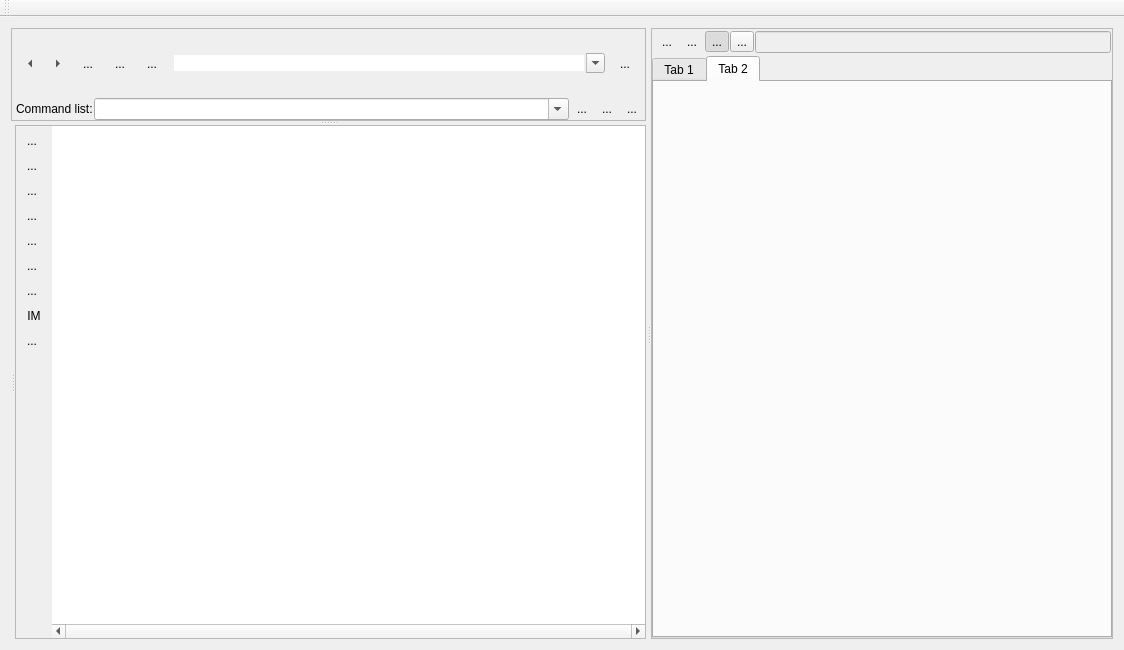
Qt form nutshellqt.ui (vjetten/NutShell) before a commit.
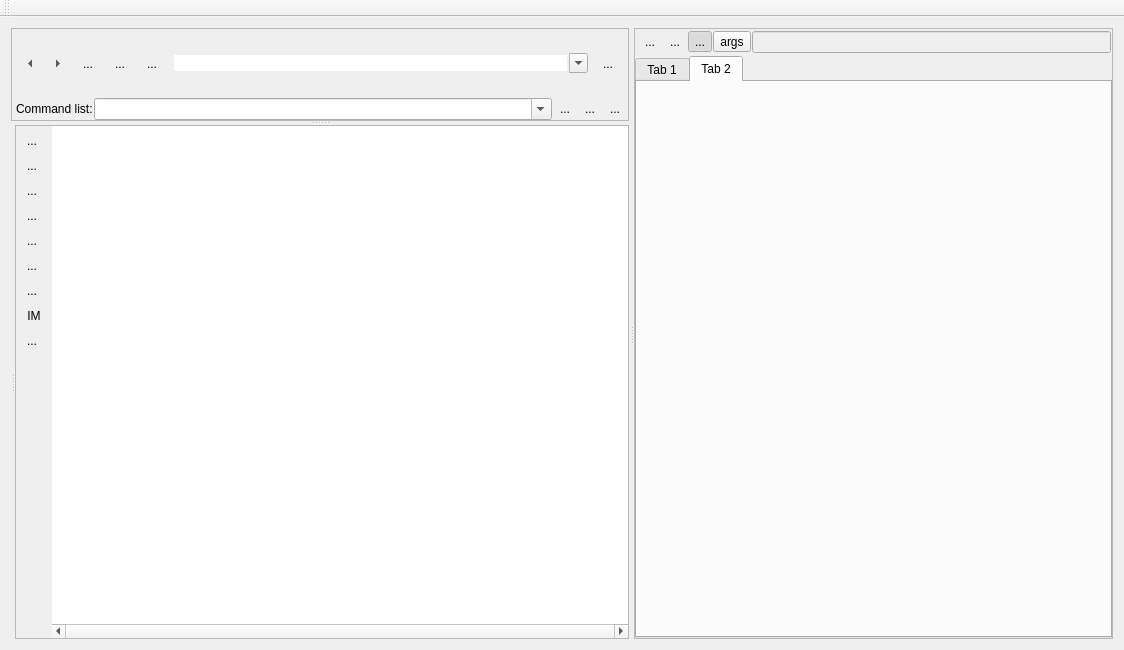
The same form after that commit. Icons and pictures are not drawn.

```diff
--- a/nutshellqt.ui
+++ b/nutshellqt.ui
@@ -930,11 +930,7 @@
              <string>&lt;html&gt;&lt;head/&gt;&lt;body&gt;&lt;p&gt;activate argument subsitution&lt;/p&gt;&lt;/body&gt;&lt;/html&gt;</string>
             </property>
             <property name="text">
-             <string>...</string>
-            </property>
-            <property name="icon">
-             <iconset resource="nutshellqt.qrc">
-              <normaloff>:/resources/2X/argsubs2.png</normaloff>:/resources/2X/argsubs2.png</iconset>
+             <string>args</string>
             </property>
             <property name="checkable">
              <bool>true</bool>
```
